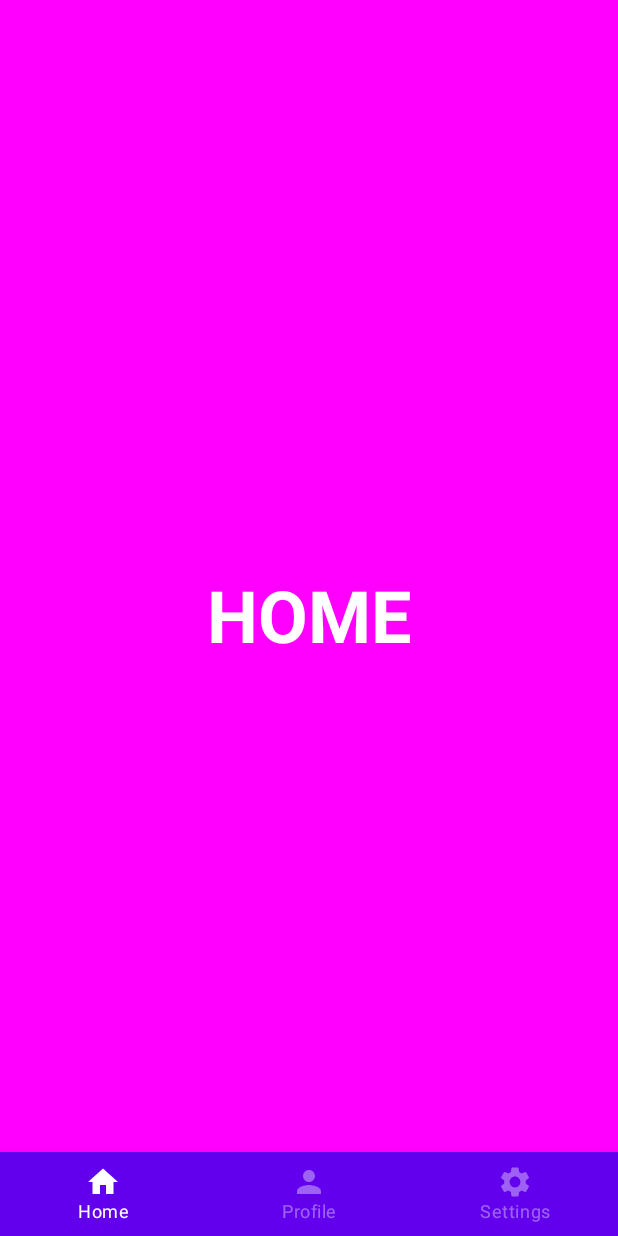
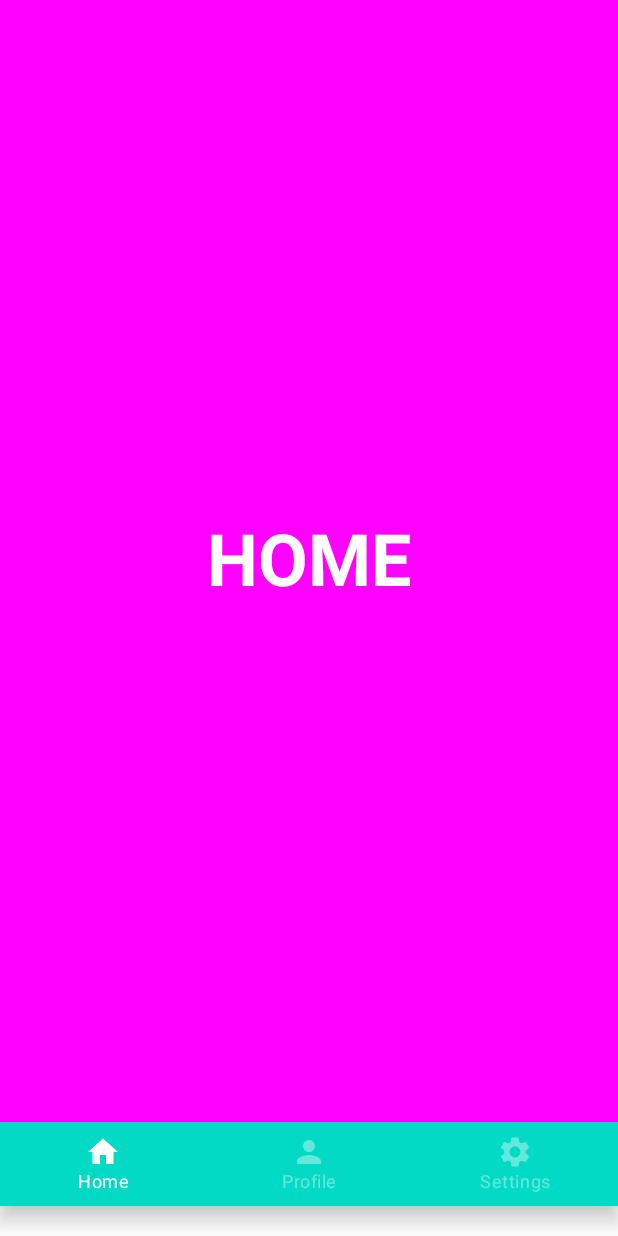
Before and after one commit to LKaio16/arte-em-foco-unifor, an Android app built with Jetpack Compose: the MainScreen screen opened through its navigation route, on a phone screen of 412 x 824 dp. Run offline under Robolectric (Android 15) with nearby library versions, the phone set to English and light mode, and no system bars; our stand-ins replace Dagger/Hilt's generated code.

```diff
--- a/app/build.gradle.kts
+++ b/app/build.gradle.kts
@@ -59,6 +59,7 @@ dependencies {
     implementation(libs.androidx.ui.graphics)
     implementation(libs.androidx.ui.tooling.preview)
     implementation(libs.androidx.material3)
+    implementation (libs.material3)
     implementation(libs.androidx.navigation.compose)
     implementation(libs.androidx.navigation.runtime.ktx)
     implementation(libs.hilt.android) // Hilt Android
--- a/app/src/main/java/com/example/arteemfoco/BottomNavGraph.kt
+++ b/app/src/main/java/com/example/arteemfoco/BottomNavGraph.kt
@@ -12,10 +12,11 @@ import com.example.arteemfoco.screens.ProfileScreen
 import com.example.arteemfoco.screens.SettingsScreen
 
 @Composable
-fun BottomNavGraph(navController: NavHostController) {
+fun BottomNavGraph(navController: NavHostController, modifier: Modifier = Modifier) {
     NavHost(
         navController = navController,
-        startDestination = BottomBarScreen.Home.route
+        startDestination = BottomBarScreen.Home.route,
+        modifier = modifier
     ) {
         composable(route = BottomBarScreen.Home.route) {
             HomeScreen()
--- a/app/src/main/java/com/example/arteemfoco/MainActivity.kt
+++ b/app/src/main/java/com/example/arteemfoco/MainActivity.kt
@@ -4,13 +4,16 @@ import android.os.Bundle
 import androidx.activity.ComponentActivity
 import androidx.activity.compose.setContent
 import androidx.activity.enableEdgeToEdge
+import androidx.compose.foundation.background
 import androidx.compose.foundation.layout.Arrangement
 import androidx.compose.foundation.layout.Box
 import androidx.compose.foundation.layout.Column
 import androidx.compose.foundation.layout.fillMaxSize
 import androidx.compose.foundation.layout.fillMaxWidth
 import androidx.compose.foundation.shape.RoundedCornerShape
+import androidx.compose.material3.MaterialTheme
 import androidx.compose.material3.Button
+import androidx.compose.material3.OutlinedTextField
 import androidx.compose.material3.Text
 import androidx.compose.material3.TextField
 import androidx.compose.runtime.Composable
@@ -21,6 +24,7 @@ import androidx.compose.runtime.setValue
 import androidx.compose.ui.Alignment
 import androidx.compose.ui.Modifier
 import androidx.compose.ui.draw.clip
+import androidx.compose.ui.graphics.toArgb
 import androidx.compose.ui.tooling.preview.Preview
 import androidx.compose.ui.unit.dp
 import androidx.navigation.NavController
@@ -30,14 +34,21 @@ import androidx.navigation.compose.rememberNavController
 import com.example.arteemfoco.ui.theme.ArteEmFocoTheme
 import dagger.hilt.android.AndroidEntryPoint
 
+
+
 @AndroidEntryPoint
 class MainActivity : ComponentActivity() {
     override fun onCreate(savedInstanceState: Bundle?) {
         super.onCreate(savedInstanceState)
+
         enableEdgeToEdge()
         setContent {
             val navController = rememberNavController()
             ArteEmFocoTheme {
+//                teste cores nav
+                val colorPrimary = MaterialTheme.colorScheme.inversePrimary
+                window.navigationBarColor = colorPrimary.toArgb()
+
                 NavHost(navController = navController, startDestination = "tela1") {
                     // Navegação para as telas sem BottomBar
                     composable("tela1") { Tela1(navController) }
@@ -77,7 +88,9 @@ fun Tela1(navController: NavController) {
     ) {
         Text(text = "Tela 1")
         CaixaTexto()
-        Button(onClick = { navController.navigate("tela2") }) {
+        val colorPrimary = MaterialTheme.colorScheme.inversePrimary
+//        teste cor
+        Button(modifier = Modifier.background(colorPrimary),onClick = { navController.navigate("tela2") }) {
             Text("Ir para Tela 2")
         }
     }
@@ -122,6 +135,20 @@ fun CaixaTexto() {
 }
 
 @Composable
-fun LabelInput(text:String) {
+fun LabelInput(text: String) {
+    var inputText by remember { mutableStateOf("") }
 
+    Column(
+        modifier = Modifier
+            .fillMaxWidth()
+            .clip(RoundedCornerShape(10.dp)),
+        horizontalAlignment = Alignment.CenterHorizontally
+    ) {
+        Text(text = text)
+        OutlinedTextField(
+            value = inputText,
+            onValueChange = { inputText = it },
+            modifier = Modifier.fillMaxWidth()
+        )
+    }
 }
--- a/app/src/main/java/com/example/arteemfoco/MainScreen.kt
+++ b/app/src/main/java/com/example/arteemfoco/MainScreen.kt
@@ -1,10 +1,16 @@
 package com.example.arteemfoco
 
 import android.annotation.SuppressLint
+import androidx.compose.foundation.background
 import androidx.compose.foundation.layout.RowScope
+import androidx.compose.foundation.layout.height
+import androidx.compose.foundation.layout.padding
 import androidx.compose.material.*
 import androidx.compose.runtime.Composable
 import androidx.compose.runtime.getValue
+import androidx.compose.ui.Modifier
+import androidx.compose.ui.graphics.Color
+import androidx.compose.ui.unit.dp
 import androidx.navigation.NavDestination
 import androidx.navigation.NavDestination.Companion.hierarchy
 import androidx.navigation.NavGraph.Companion.findStartDestination
@@ -12,17 +18,20 @@ import androidx.navigation.NavHostController
 import androidx.navigation.compose.currentBackStackEntryAsState
 import androidx.navigation.compose.rememberNavController
 
-@SuppressLint("UnusedMaterialScaffoldPaddingParameter")
+
 @Composable
 fun MainScreen() {
     val navController = rememberNavController()
     Scaffold(
         bottomBar = { BottomBar(navController = navController) }
-    ) {
-        BottomNavGraph(navController = navController)
+    ) { innerPadding ->
+        // Aqui, o 'innerPadding' deve ser passado para o conteúdo
+        BottomNavGraph(
+            navController = navController,
+            modifier = Modifier.padding(innerPadding) // Usando o 'padding' fornecido pelo Scaffold
+        )
     }
 }
-
 @Composable
 fun BottomBar(navController: NavHostController) {
     val screens = listOf(
@@ -33,7 +42,7 @@ fun BottomBar(navController: NavHostController) {
     val navBackStackEntry by navController.currentBackStackEntryAsState()
     val currentDestination = navBackStackEntry?.destination
 
-    BottomNavigation {
+    BottomNavigation(modifier = Modifier.padding(bottom = 20.dp)) {
         screens.forEach { screen ->
             AddItem(
                 screen = screen,
@@ -69,6 +78,6 @@ fun RowScope.AddItem(
                 popUpTo(navController.graph.findStartDestination().id)
                 launchSingleTop = true
             }
-        }
+        }, modifier = Modifier.background(MaterialTheme.colors.secondary)
     )
 }
--- a/gradle/libs.versions.toml
+++ b/gradle/libs.versions.toml
@@ -9,6 +9,7 @@ espressoCore = "3.6.1"
 lifecycleRuntimeKtx = "2.8.6"
 activityCompose = "1.9.2"
 composeBom = "2024.04.01"
+material3 = "1.3.0"
 navigationCompose = "2.8.2"
 navigationRuntimeKtx = "2.8.2"
 
@@ -31,6 +32,7 @@ androidx-ui-test-manifest = { group = "androidx.compose.ui", name = "ui-test-man
 androidx-ui-test-junit4 = { group = "androidx.compose.ui", name = "ui-test-junit4" }
 androidx-material3 = { group = "androidx.compose.material3", name = "material3" }
 androidx-navigation-runtime-ktx = { group = "androidx.navigation", name = "navigation-runtime-ktx", version.ref = "navigationRuntimeKtx" }
+material3 = { module = "androidx.compose.material3:material3", version.ref = "material3" }
 
 [plugins]
 android-application = { id = "com.android.application", version.ref = "agp" }
```
